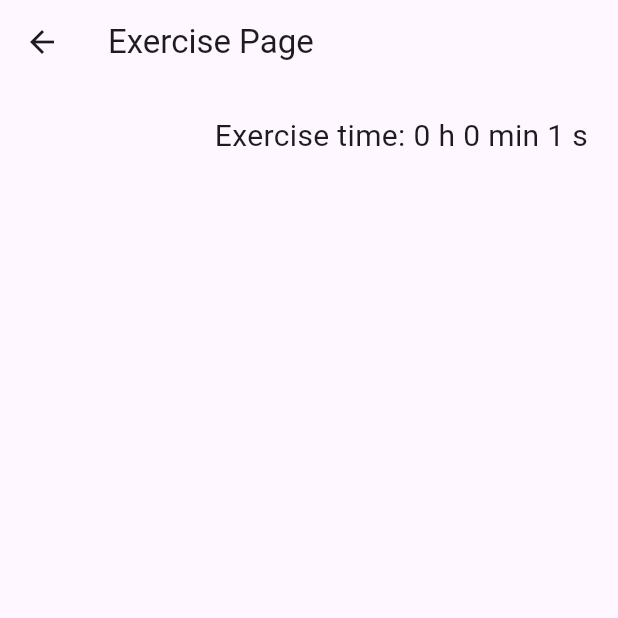
After one commit to Masuxd/TrainingTracker, a Flutter app: the ExercisePage screen opened directly, on a phone screen of 412 x 824 dp, the top half of it. The commit adds this screen. Run offline on Flutter 3.47's test engine with Material 3 defaults, Android fonts, the phone set to English and light mode, and no system bars; our stand-ins replace flutter_login, font_awesome_flutter, table_calendar.

Commit message:
Tein etusivun josta pääsee exercise sivulle

```diff
--- a/frontend/lib/features/auth/login_screen.dart
+++ b/frontend/lib/features/auth/login_screen.dart
@@ -116,7 +116,8 @@ class LoginScreen extends StatelessWidget {
       },
       onSubmitAnimationCompleted: () {
         Navigator.of(context).pushReplacement(MaterialPageRoute(
-          builder: (context) => HomeScreen(),
+          builder: (context) =>
+              HomePage(), //muutin kun kirjoitin home_screen.dart koodia
         ));
       },
       onRecoverPassword: (name) {
--- /dev/null
+++ b/frontend/lib/features/home/exercise_page.dart
@@ -0,0 +1,67 @@
+import 'dart:async';
+import 'package:flutter/material.dart';
+
+class ExercisePage extends StatefulWidget {
+  const ExercisePage({super.key});
+
+  @override
+  State<ExercisePage> createState() => _ExercisePageState();
+}
+
+class _ExercisePageState extends State<ExercisePage> {
+  late Timer _timer;
+  int _seconds = 0;
+  int _minutes = 0;
+  int _hours = 0;
+
+
+  @override
+  void initState() {
+    super.initState();
+    _timer = Timer.periodic(const Duration(seconds: 1), (Timer timer) {
+      setState(() {
+        _seconds++;
+
+        if (_seconds == 60) {
+          _seconds = 0;
+          _minutes++;
+        }
+
+        if (_minutes == 60) {
+          _minutes = 0;
+          _hours++;
+        }
+      });
+    });
+  }
+
+  @override
+  void dispose() {
+    _timer.cancel();
+    super.dispose();
+  }
+
+ @override
+Widget build(BuildContext context) {
+  return Scaffold(
+    appBar: AppBar(
+      title: const Text('Exercise Page'),
+    ),
+    body: Stack(
+      children: [
+        Center(
+
+        ),
+        Positioned(
+          top: 20,
+          right: 20,
+          child: Text(
+            'Exercise time: $_hours h $_minutes min $_seconds s',
+            style: const TextStyle(fontSize: 20),
+          ),
+        ),
+      ],
+    ),
+  );
+}
+}
```
Also changed, not shown: frontend/lib/features/calendar/calendar.dart (+3 -4 lines), frontend/lib/features/home/home_screen.dart (+22 -24 lines).
